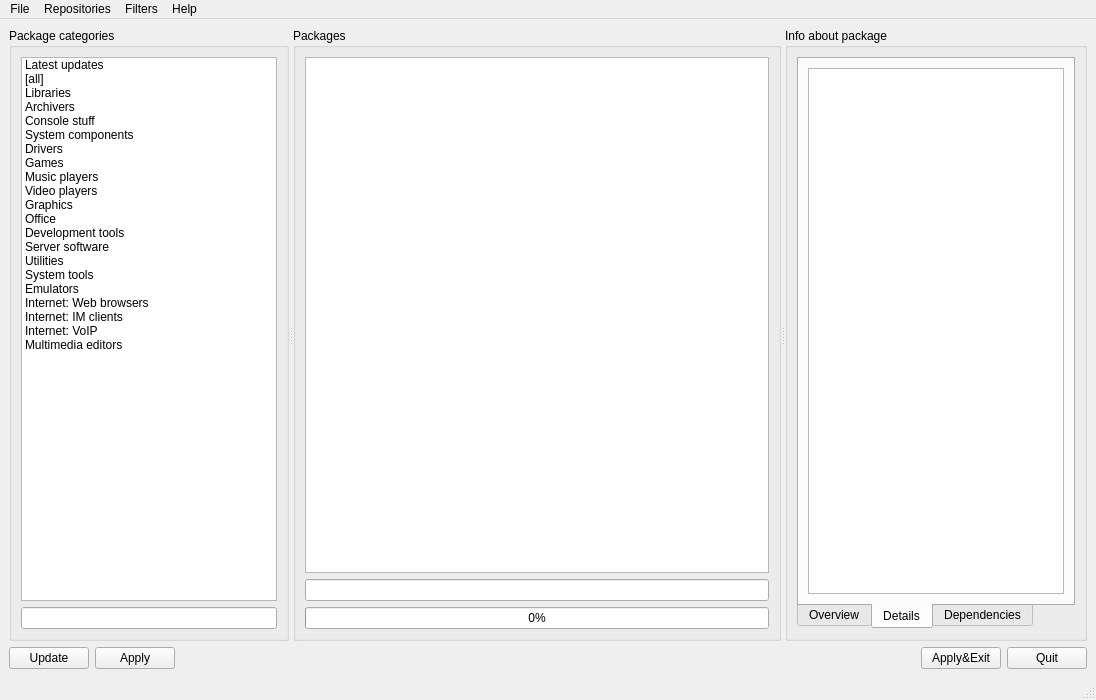
The window that mpkg/manager/pkgmanager.ui (BackupTheBerlios/mops) describes before a commit, drawn with Qt 5.
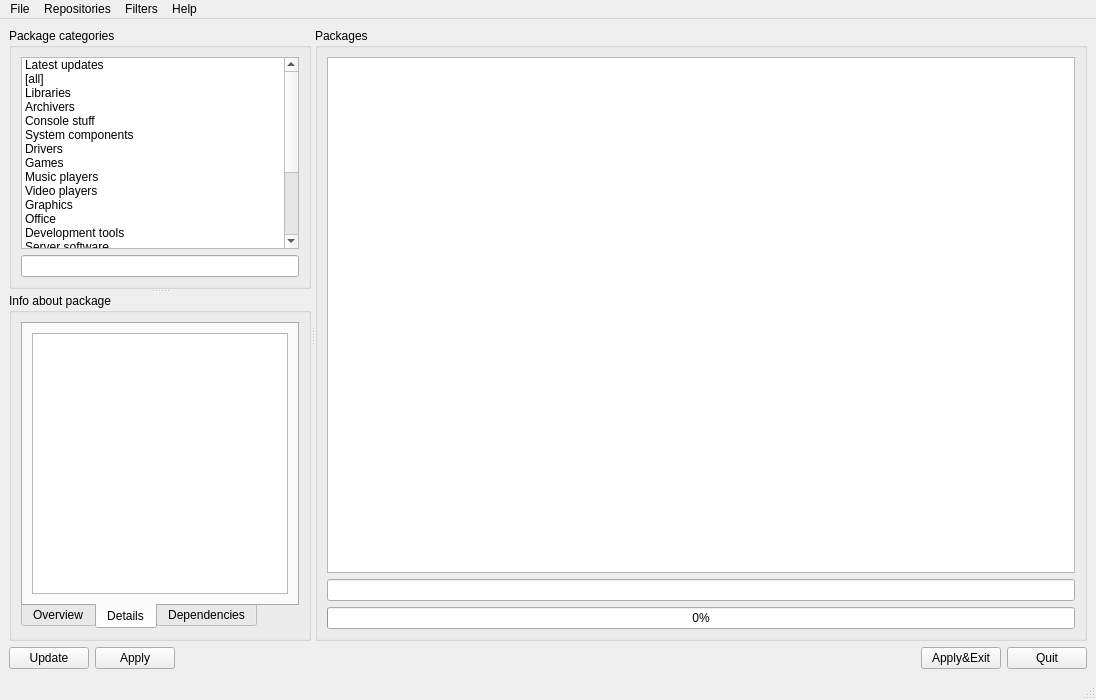
The same window after the commit. The open tabs and pages were chosen to show the change. Icons and pictures are not drawn.

```diff
--- a/mpkg/manager/pkgmanager.ui
+++ b/mpkg/manager/pkgmanager.ui
@@ -21,9 +21,13 @@
      <number>6</number>
     </property>
     <item>
-     <widget class="QSplitter" name="splitter_3" >
+     <widget class="QSplitter" name="splitter_2" >
       <property name="orientation" >
        <enum>Qt::Horizontal</enum>
+      </property>
+      <widget class="QSplitter" name="splitter" >
+       <property name="orientation" >
+        <enum>Qt::Vertical</enum>
       </property>
       <widget class="QGroupBox" name="groupBox" >
        <property name="sizePolicy" >
@@ -239,6 +243,104 @@
         </item>
        </layout>
       </widget>
+       <widget class="QGroupBox" name="groupBox_3" >
+        <property name="sizePolicy" >
+         <sizepolicy>
+          <hsizetype>4</hsizetype>
+          <vsizetype>4</vsizetype>
+          <horstretch>0</horstretch>
+          <verstretch>1</verstretch>
+         </sizepolicy>
+        </property>
+        <property name="minimumSize" >
+         <size>
+          <width>0</width>
+          <height>0</height>
+         </size>
+        </property>
+        <property name="sizeIncrement" >
+         <size>
+          <width>0</width>
+          <height>0</height>
+         </size>
+        </property>
+        <property name="title" >
+         <string>Info about package</string>
+        </property>
+        <layout class="QVBoxLayout" >
+         <property name="margin" >
+          <number>9</number>
+         </property>
+         <property name="spacing" >
+          <number>6</number>
+         </property>
+         <item>
+          <widget class="QTabWidget" name="tabWidget" >
+           <property name="tabPosition" >
+            <enum>QTabWidget::South</enum>
+           </property>
+           <property name="tabShape" >
+            <enum>QTabWidget::Rounded</enum>
+           </property>
+           <property name="currentIndex" >
+            <number>1</number>
+           </property>
+           <property name="usesScrollButtons" >
+            <bool>true</bool>
+           </property>
+           <widget class="QWidget" name="tab" >
+            <attribute name="title" >
+             <string>Overview</string>
+            </attribute>
+            <layout class="QVBoxLayout" >
+             <property name="margin" >
+              <number>9</number>
+             </property>
+             <property name="spacing" >
+              <number>6</number>
+             </property>
+             <item>
+              <widget class="QTextEdit" name="overviewEdit" />
+             </item>
+            </layout>
+           </widget>
+           <widget class="QWidget" name="tab_2" >
+            <attribute name="title" >
+             <string>Details</string>
+            </attribute>
+            <layout class="QHBoxLayout" >
+             <property name="margin" >
+              <number>9</number>
+             </property>
+             <property name="spacing" >
+              <number>6</number>
+             </property>
+             <item>
+              <widget class="QTextEdit" name="detailedEdit" />
+             </item>
+            </layout>
+           </widget>
+           <widget class="QWidget" name="tab_3" >
+            <attribute name="title" >
+             <string>Dependencies</string>
+            </attribute>
+            <layout class="QHBoxLayout" >
+             <property name="margin" >
+              <number>9</number>
+             </property>
+             <property name="spacing" >
+              <number>6</number>
+             </property>
+             <item>
+              <widget class="QTreeWidget" name="depTreeWidget" />
+             </item>
+            </layout>
+           </widget>
+          </widget>
+         </item>
+        </layout>
+       </widget>
+      </widget>
       <widget class="QGroupBox" name="groupBox_2" >
        <property name="sizePolicy" >
         <sizepolicy>
@@ -337,113 +439,6 @@
         </item>
        </layout>
       </widget>
-      <widget class="QSplitter" name="splitter" >
-       <property name="orientation" >
-        <enum>Qt::Vertical</enum>
-       </property>
-       <widget class="QGroupBox" name="groupBox_3" >
-        <property name="sizePolicy" >
-         <sizepolicy>
-          <hsizetype>4</hsizetype>
-          <vsizetype>4</vsizetype>
-          <horstretch>0</horstretch>
-          <verstretch>1</verstretch>
-         </sizepolicy>
-        </property>
-        <property name="minimumSize" >
-         <size>
-          <width>0</width>
-          <height>0</height>
-         </size>
-        </property>
-        <property name="sizeIncrement" >
-         <size>
-          <width>0</width>
-          <height>0</height>
-         </size>
-        </property>
-        <property name="title" >
-         <string>Info about package</string>
-        </property>
-        <layout class="QVBoxLayout" >
-         <property name="margin" >
-          <number>9</number>
-         </property>
-         <property name="spacing" >
-          <number>6</number>
-         </property>
-         <item>
-          <widget class="QSplitter" name="splitter_2" >
-           <property name="orientation" >
-            <enum>Qt::Horizontal</enum>
-           </property>
-           <widget class="QTabWidget" name="tabWidget" >
-            <property name="tabPosition" >
-             <enum>QTabWidget::South</enum>
-            </property>
-            <property name="tabShape" >
-             <enum>QTabWidget::Rounded</enum>
-            </property>
-            <property name="currentIndex" >
-             <number>0</number>
-            </property>
-            <property name="usesScrollButtons" >
-             <bool>true</bool>
-            </property>
-            <widget class="QWidget" name="tab" >
-             <attribute name="title" >
-              <string>Overview</string>
-             </attribute>
-             <layout class="QHBoxLayout" >
-              <property name="margin" >
-               <number>9</number>
-              </property>
-              <property name="spacing" >
-               <number>6</number>
-              </property>
-              <item>
-               <widget class="QTextEdit" name="overviewEdit" />
-              </item>
-             </layout>
-            </widget>
-            <widget class="QWidget" name="tab_2" >
-             <attribute name="title" >
-              <string>Details</string>
-             </attribute>
-             <layout class="QHBoxLayout" >
-              <property name="margin" >
-               <number>9</number>
-              </property>
-              <property name="spacing" >
-               <number>6</number>
-              </property>
-              <item>
-               <widget class="QTextEdit" name="textEdit_3" />
-              </item>
-             </layout>
-            </widget>
-            <widget class="QWidget" name="tab_3" >
-             <attribute name="title" >
-              <string>Dependencies</string>
-             </attribute>
-             <layout class="QHBoxLayout" >
-              <property name="margin" >
-               <number>9</number>
-              </property>
-              <property name="spacing" >
-               <number>6</number>
-              </property>
-              <item>
-               <widget class="QTreeWidget" name="treeWidget" />
-              </item>
-             </layout>
-            </widget>
-           </widget>
-          </widget>
-         </item>
-        </layout>
-       </widget>
-      </widget>
      </widget>
     </item>
     <item>
```
Left out of the diff: 2 changed lines with no effect on the pictures. Lines whose indentation alone changed are shown as unchanged.
